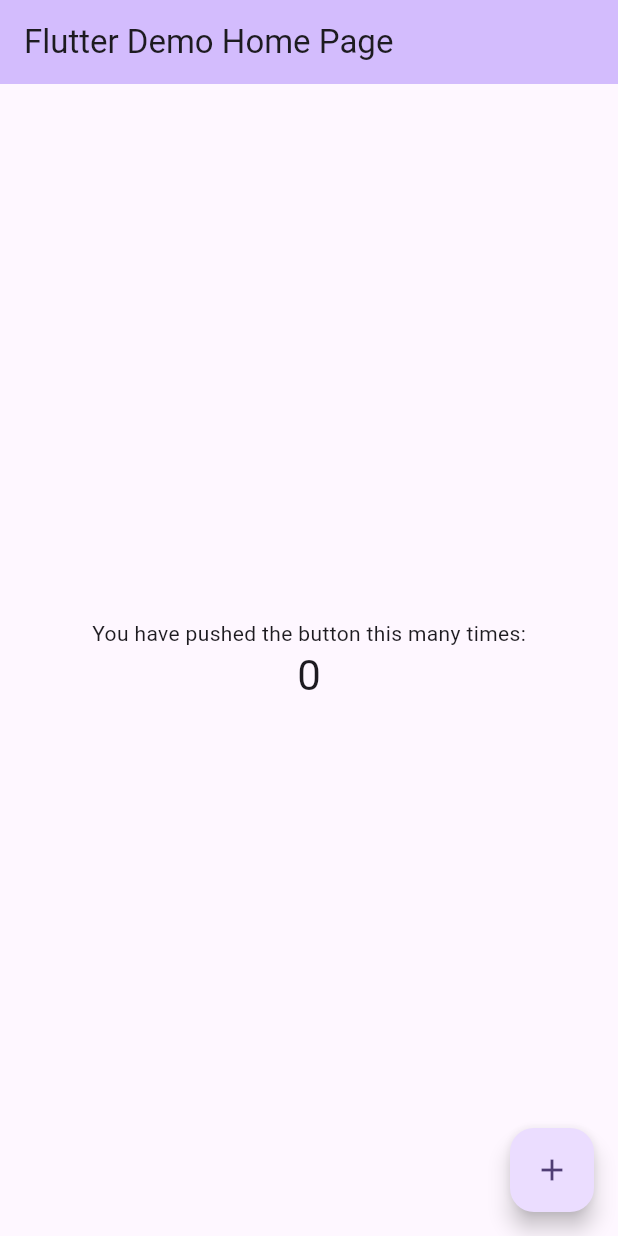
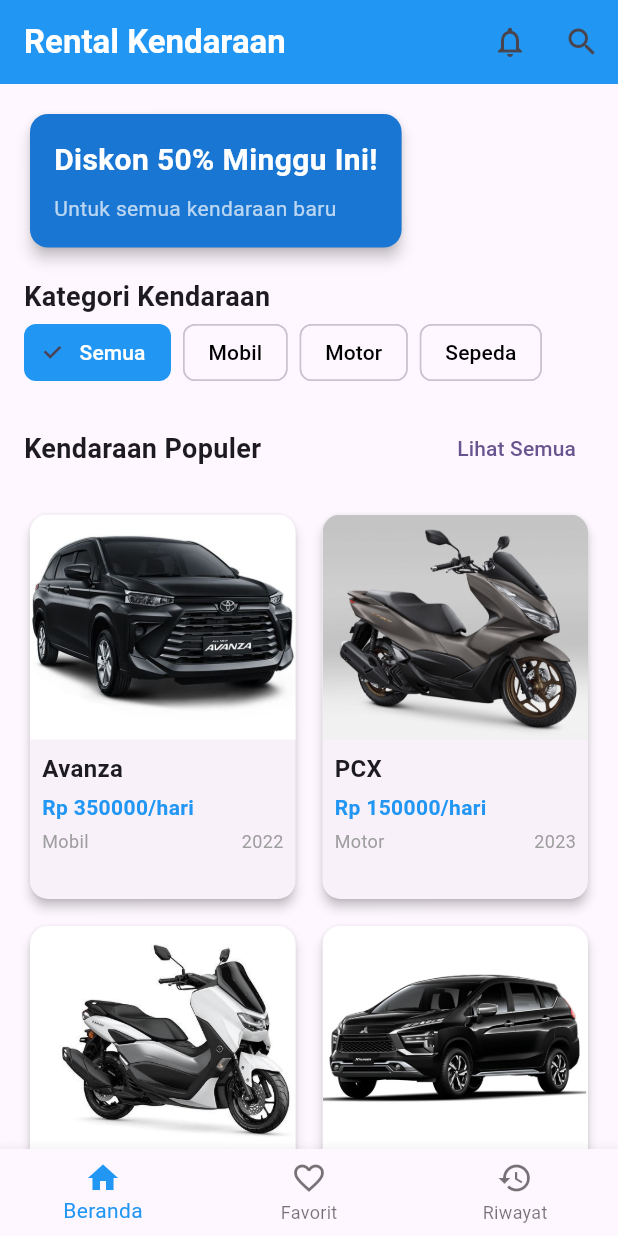
Before and after one commit to sineam0r/uas_ezrent, a Flutter app: the screen it shows after launch, on a phone screen of 412 x 824 dp. Run offline on Flutter 3.47's test engine with Material 3 defaults, Android fonts, the phone set to English and light mode, and no system bars; our stand-ins replace firebase_core; accounts and stored records are empty; generated files the repository leaves out were written again.

Commit message:
Buat home_screen dan komponennya

```diff
--- /dev/null
+++ b/lib/data/dummy_vehicles.dart
@@ -0,0 +1,57 @@
+import 'package:uas_ezrent/models/vehicle.dart';
+
+class DummyVehicles {
+  static List<VehicleModel> popularVehicles = [
+    VehicleModel(
+      id: '1',
+      name: 'Avanza',
+      type: 'Mobil',
+      brand: 'Toyota',
+      pricePerDay: 350000,
+      imageUrl: 'assets/images/avanza.jpg',
+      year: 2022,
+      transmission: 'Manual',
+      isAvailable: true,
+    ),
+    VehicleModel(
+      id: '2',
+      name: 'PCX',
+      type: 'Motor',
+      brand: 'Honda',
+      pricePerDay: 150000,
+      imageUrl: 'assets/images/pcx.jpg',
+      year: 2023,
+      transmission: 'Matic',
+      isAvailable: true,
+    ),
+    VehicleModel(
+      id: '3',
+      name: 'Nmax',
+      type: 'Motor',
+      brand: 'Yamaha',
+      pricePerDay: 120000,
+      imageUrl: 'assets/images/nmax.jpg',
+      year: 2021,
+      transmission: 'Matic',
+      isAvailable: true,
+    ),
+    VehicleModel(
+      id: '4',
+      name: 'Xpander',
+      type: 'Mobil',
+      brand: 'Mitsubishi',
+      pricePerDay: 500000,
+      imageUrl: 'assets/images/xpander.jpg',
+      year: 2023,
+      transmission: 'Manual',
+      isAvailable: true,
+    ),
+  ];
+
+  static List<VehicleModel> getVehiclesByCategory(String category) {
+    if (category == 'Semua') {
+      return popularVehicles;
+    }
+    return popularVehicles.where((vehicle) => vehicle.type == category).toList();
+  }
+}
--- a/lib/main.dart
+++ b/lib/main.dart
@@ -1,5 +1,6 @@
 import 'package:flutter/material.dart';
 import 'package:firebase_core/firebase_core.dart';
+import 'package:uas_ezrent/screens/home_screen.dart';
 import 'firebase_options.dart';
 
 void main() async {
@@ -22,95 +23,7 @@
         colorScheme: ColorScheme.fromSeed(seedColor: Colors.deepPurple),
         useMaterial3: true,
       ),
-      home: const MyHomePage(title: 'Flutter Demo Home Page'),
+      home: const HomeScreen(),
     );
   }
 }
-
-class MyHomePage extends StatefulWidget {
-  const MyHomePage({super.key, required this.title});
-
-  // This widget is the home page of your application. It is stateful, meaning
-  // that it has a State object (defined below) that contains fields that affect
-  // how it looks.
-
-  // This class is the configuration for the state. It holds the values (in this
-  // case the title) provided by the parent (in this case the App widget) and
-  // used by the build method of the State. Fields in a Widget subclass are
-  // always marked "final".
-
-  final String title;
-
-  @override
-  State<MyHomePage> createState() => _MyHomePageState();
-}
-
-class _MyHomePageState extends State<MyHomePage> {
-  int _counter = 0;
-
-  void _incrementCounter() {
-    setState(() {
-      // This call to setState tells the Flutter framework that something has
-      // changed in this State, which causes it to rerun the build method below
-      // so that the display can reflect the updated values. If we changed
-      // _counter without calling setState(), then the build method would not be
-      // called again, and so nothing would appear to happen.
-      _counter++;
-    });
-  }
-
-  @override
-  Widget build(BuildContext context) {
-    // This method is rerun every time setState is called, for instance as done
-    // by the _incrementCounter method above.
-    //
-    // The Flutter framework has been optimized to make rerunning build methods
-    // fast, so that you can just rebuild anything that needs updating rather
-    // than having to individually change instances of widgets.
-    return Scaffold(
-      appBar: AppBar(
-        // TRY THIS: Try changing the color here to a specific color (to
-        // Colors.amber, perhaps?) and trigger a hot reload to see the AppBar
-        // change color while the other colors stay the same.
-        backgroundColor: Theme.of(context).colorScheme.inversePrimary,
-        // Here we take the value from the MyHomePage object that was created by
-        // the App.build method, and use it to set our appbar title.
-        title: Text(widget.title),
-      ),
-      body: Center(
-        // Center is a layout widget. It takes a single child and positions it
-        // in the middle of the parent.
-        child: Column(
-          // Column is also a layout widget. It takes a list of children and
-          // arranges them vertically. By default, it sizes itself to fit its
-          // children horizontally, and tries to be as tall as its parent.
-          //
-          // Column has various properties to control how it sizes itself and
-          // how it positions its children. Here we use mainAxisAlignment to
-          // center the children vertically; the main axis here is the vertical
-          // axis because Columns are vertical (the cross axis would be
-          // horizontal).
-          //
-          // TRY THIS: Invoke "debug painting" (choose the "Toggle Debug Paint"
-          // action in the IDE, or press "p" in the console), to see the
-          // wireframe for each widget.
-          mainAxisAlignment: MainAxisAlignment.center,
-          children: <Widget>[
-            const Text(
-              'You have pushed the button this many times:',
-            ),
-            Text(
-              '$_counter',
-              style: Theme.of(context).textTheme.headlineMedium,
-            ),
-          ],
-        ),
-      ),
-      floatingActionButton: FloatingActionButton(
-        onPressed: _incrementCounter,
-        tooltip: 'Increment',
-        child: const Icon(Icons.add),
-      ), // This trailing comma makes auto-formatting nicer for build methods.
-    );
-  }
-}
--- /dev/null
+++ b/lib/models/vehicle.dart
@@ -0,0 +1,51 @@
+class VehicleModel {
+  final String id;
+  final String name;
+  final String type;
+  final String brand;
+  final double pricePerDay;
+  final String imageUrl;
+  final int year;
+  final String transmission;
+  final bool isAvailable;
+
+  VehicleModel({
+    required this.id,
+    required this.name,
+    required this.type,
+    required this.brand,
+    required this.pricePerDay,
+    required this.imageUrl,
+    required this.year,
+    required this.transmission,
+    required this.isAvailable,
+  });
+
+  factory VehicleModel.fromFirestore(Map<String, dynamic> firestore) {
+    return VehicleModel(
+      id: firestore['id'],
+      name: firestore['name'],
+      type: firestore['type'],
+      brand: firestore['brand'],
+      pricePerDay: firestore['pricePerDay'],
+      imageUrl: firestore['imageUrl'],
+      year: firestore['year'],
+      transmission: firestore['transmission'],
+      isAvailable: firestore['isAvailable'],
+    );
+  }
+
+  Map<String, dynamic> toFirestore() {
+    return {
+      'id': id,
+      'name': name,
+      'type': type,
+      'brand': brand,
+      'pricePerDay': pricePerDay,
+      'imageUrl': imageUrl,
+      'year': year,
+      'transmission': transmission,
+      'isAvailable': isAvailable,
+    };
+  }
+}
--- /dev/null
+++ b/lib/screens/home_screen.dart
@@ -0,0 +1,170 @@
+import 'package:flutter/material.dart';
+import 'package:uas_ezrent/models/vehicle.dart';
+import 'package:uas_ezrent/widgets/category_filter.dart';
+import 'package:uas_ezrent/widgets/promo_card.dart';
+import 'package:uas_ezrent/widgets/vehicle_card.dart';
+import 'package:uas_ezrent/data/dummy_vehicles.dart';
+
+class HomeScreen extends StatefulWidget {
+  const HomeScreen({super.key});
+
+  @override
+  State<HomeScreen> createState() => _HomeScreenState();
+}
+
+class _HomeScreenState extends State<HomeScreen> {
+  final List<String> categories = [
+    'Semua',
+    'Mobil',
+    'Motor',
+    'Sepeda',
+  ];
+
+  String _selectedCategory = 'Semua';
+  List<VehicleModel> _displayedVehicles = [];
+
+  @override
+  void initState() {
+    super.initState();
+    _displayedVehicles = DummyVehicles.popularVehicles;
+  }
+
+  @override
+  Widget build(BuildContext context) {
+    return Scaffold(
+      appBar: AppBar(
+        title: const Text(
+          'Rental Kendaraan',
+          style: TextStyle(
+            fontWeight: FontWeight.bold,
+            color: Colors.white,
+          ),
+        ),
+        backgroundColor: Colors.blue,
+        actions: [
+          IconButton(
+            icon: const Icon(Icons.notifications_outlined),
+            onPressed: () {
+            },
+          ),
+          IconButton(
+            icon: const Icon(Icons.search),
+            onPressed: () {
+            },
+          ),
+        ],
+      ),
+      body: SingleChildScrollView(
+        child: Column(
+          crossAxisAlignment: CrossAxisAlignment.start,
+          children: [
+            Padding(
+              padding: const EdgeInsets.all(16.0),
+              child: PromoCard(
+                title: 'Diskon 50% Minggu Ini!',
+                subtitle: 'Untuk semua kendaraan baru',
+                onTap: () {
+                },
+              ),
+            ),
+            const Padding(
+              padding: EdgeInsets.symmetric(horizontal: 16.0),
+              child: Text(
+                'Kategori Kendaraan',
+                style: TextStyle(
+                  fontSize: 18,
+                  fontWeight: FontWeight.bold,
+                ),
+              ),
+            ),
+            CategoryFilter(
+              categories: categories,
+              selectedCategory: _selectedCategory,
+              onCategorySelected: (category) {
+                setState(() {
+                  _selectedCategory = category;
+                  _displayedVehicles = DummyVehicles.getVehiclesByCategory(category);
+                });
+              },
+            ),
+            Padding(
+              padding: const EdgeInsets.all(16.0),
+              child: Row(
+                mainAxisAlignment: MainAxisAlignment.spaceBetween,
+                children: [
+                  const Text(
+                    'Kendaraan Populer',
+                    style: TextStyle(
+                      fontSize: 18,
+                      fontWeight: FontWeight.bold,
+                    ),
+                  ),
+                  TextButton(
+                    onPressed: () {
+                      Navigator.pushNamed(context, '/vehicle');
+                    },
+                    child: const Text('Lihat Semua'),
+                  ),
+                ],
+              ),
+            ),
+            GridView.builder(
+              shrinkWrap: true,
+              physics: const NeverScrollableScrollPhysics(),
+              gridDelegate: const SliverGridDelegateWithFixedCrossAxisCount(
+                crossAxisCount: 2,
+                childAspectRatio: 0.7,
+                crossAxisSpacing: 10,
+                mainAxisSpacing: 10,
+              ),
+              itemCount: _displayedVehicles.length,
+              itemBuilder: (context, index) {
+                return VehicleCard(
+                  vehicle: _displayedVehicles[index],
+                  onTap: () {
+                    Navigator.pushNamed(
+                      context,
+                      '/vehicle-detail',
+                      arguments: _displayedVehicles[index]
+                    );
+                  },
+                );
+              },
+              padding: const EdgeInsets.symmetric(horizontal: 16),
+            ),
+          ],
+        ),
+      ),
+      bottomNavigationBar: BottomNavigationBar(
+        items: const [
+          BottomNavigationBarItem(
+            icon: Icon(Icons.home),
+            label: 'Beranda',
+          ),
+          BottomNavigationBarItem(
+            icon: Icon(Icons.favorite_border),
+            label: 'Favorit',
+          ),
+          BottomNavigationBarItem(
+            icon: Icon(Icons.history),
+            label: 'Riwayat',
+          ),
+        ],
+        currentIndex: 0,
+        selectedItemColor: Colors.blue,
+        onTap: (index) {
+          switch (index) {
+            case 0:
+              break;
+            case 1:
+              Navigator.pushNamed(context, '/favorites');
+              break;
+            case 2:
+              Navigator.pushNamed(context, '/history');
+              break;
+          }
+        },
+      ),
+    );
+  }
+}
--- /dev/null
+++ b/lib/widgets/category_filter.dart
@@ -0,0 +1,46 @@
+import 'package:flutter/material.dart';
+
+class CategoryFilter extends StatelessWidget {
+  final List<String> categories;
+  final String selectedCategory;
+  final Function(String) onCategorySelected;
+
+  const CategoryFilter({
+    super.key,
+    required this.categories,
+    required this.selectedCategory,
+    required this.onCategorySelected,
+  });
+
+  @override
+  Widget build(BuildContext context) {
+    return SingleChildScrollView(
+      scrollDirection: Axis.horizontal,
+      child: Padding(
+        padding: const EdgeInsets.symmetric(horizontal: 16.0),
+        child: Row(
+          children: categories.map((category) {
+            return Padding(
+              padding: const EdgeInsets.only(right: 8.0),
+              child: ChoiceChip(
+                label: Text(category),
+                selected: selectedCategory == category,
+                onSelected: (selected) {
+                  if (selected) {
+                    onCategorySelected(category);
+                  }
+                },
+                selectedColor: Colors.blue,
+                labelStyle: TextStyle(
+                  color: selectedCategory == category
+                    ? Colors.white
+                    : Colors.black,
+                ),
+              ),
+            );
+          }).toList(),
+        ),
+      ),
+    );
+  }
+}
--- /dev/null
+++ b/lib/widgets/promo_card.dart
@@ -0,0 +1,52 @@
+import 'package:flutter/material.dart';
+
+class PromoCard extends StatelessWidget {
+  final String title;
+  final String subtitle;
+  final VoidCallback onTap;
+
+  const PromoCard({
+    super.key,
+    required this.title,
+    required this.subtitle,
+    required this.onTap,
+  });
+
+  @override
+  Widget build(BuildContext context) {
+    return GestureDetector(
+      onTap: onTap,
+      child: Card(
+        elevation: 4,
+        shape: RoundedRectangleBorder(
+          borderRadius: BorderRadius.circular(12),
+        ),
+        color: Colors.blue[700],
+        child: Padding(
+          padding: const EdgeInsets.all(16.0),
+          child: Column(
+            crossAxisAlignment: CrossAxisAlignment.start,
+            children: [
+              Text(
+                title,
+                style: const TextStyle(
+                  color: Colors.white,
+                  fontSize: 20,
+                  fontWeight: FontWeight.bold,
+                ),
+              ),
+              const SizedBox(height: 8),
+              Text(
+                subtitle,
+                style: const TextStyle(
+                  color: Colors.white70,
+                  fontSize: 14,
+                ),
+              ),
+            ],
+          ),
+        ),
+      ),
+    );
+  }
+}
--- /dev/null
+++ b/lib/widgets/vehicle_card.dart
@@ -0,0 +1,85 @@
+import 'package:flutter/material.dart';
+import 'package:uas_ezrent/models/vehicle.dart';
+
+class VehicleCard extends StatelessWidget {
+  final VehicleModel vehicle;
+  final VoidCallback onTap;
+
+  const VehicleCard({
+    super.key,
+    required this.vehicle,
+    required this.onTap,
+  });
+
+  @override
+  Widget build(BuildContext context) {
+    return GestureDetector(
+      onTap: onTap,
+      child: Card(
+        elevation: 3,
+        shape: RoundedRectangleBorder(
+          borderRadius: BorderRadius.circular(12),
+        ),
+        child: Column(
+          crossAxisAlignment: CrossAxisAlignment.start,
+          children: [
+            ClipRRect(
+              borderRadius: const BorderRadius.vertical(top: Radius.circular(12)),
+              child: Image.asset(
+                vehicle.imageUrl,
+                height: 150,
+                width: double.infinity,
+                fit: BoxFit.cover,
+              ),
+            ),
+            Padding(
+              padding: const EdgeInsets.all(8.0),
+              child: Column(
+                crossAxisAlignment: CrossAxisAlignment.start,
+                children: [
+                  Text(
+                    vehicle.name,
+                    style: const TextStyle(
+                      fontSize: 16,
+                      fontWeight: FontWeight.bold,
+                    ),
+                    maxLines: 1,
+                    overflow: TextOverflow.ellipsis,
+                  ),
+                  const SizedBox(height: 4),
+                  Text(
+                    'Rp ${vehicle.pricePerDay.toStringAsFixed(0)}/hari',
+                    style: const TextStyle(
+                      color: Colors.blue,
+                      fontWeight: FontWeight.bold,
+                    ),
+                  ),
+                  const SizedBox(height: 4),
+                  Row(
+                    mainAxisAlignment: MainAxisAlignment.spaceBetween,
+                    children: [
+                      Text(
+                        vehicle.type,
+                        style: const TextStyle(
+                          color: Colors.grey,
+                          fontSize: 12,
+                        ),
+                      ),
+                      Text(
+                        vehicle.year.toString(),
+                        style: const TextStyle(
+                          color: Colors.grey,
+                          fontSize: 12,
+                        ),
+                      ),
+                    ],
+                  ),
+                ],
+              ),
+            ),
+          ],
+        ),
+      ),
+    );
+  }
+}
--- a/pubspec.yaml
+++ b/pubspec.yaml
@@ -60,8 +60,8 @@
   uses-material-design: true
 
   # To add assets to your application, add an assets section, like this:
-  # assets:
-  #   - images/a_dot_burr.jpeg
+  assets:
+    - assets/images/
   #   - images/a_dot_ham.jpeg
 
   # An image asset can refer to one or more resolution-specific "variants", see
```
Also changed, not shown: assets/images/avanza.jpg (added), assets/images/nmax.jpg (added), assets/images/pcx.jpg (added), assets/images/xpander.jpg (added).
